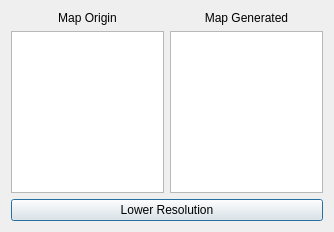
The window that forms/dialog_surface_depthMapRendering.ui (abletterer/surface_depthMapRendering) describes before a commit, drawn with Qt 5.
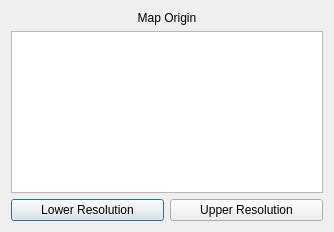
The same window after the commit.

```diff
--- a/forms/dialog_surface_depthMapRendering.ui
+++ b/forms/dialog_surface_depthMapRendering.ui
@@ -15,9 +15,7 @@
   </property>
   <layout class="QVBoxLayout" name="verticalLayout">
    <item>
-    <layout class="QHBoxLayout" name="horizontalLayout">
-     <item>
-      <layout class="QVBoxLayout" name="verticalLayout_2">
+    <layout class="QVBoxLayout" name="verticalLayout_3">
        <item>
         <widget class="QLabel" name="label">
          <property name="text">
@@ -34,30 +32,22 @@
       </layout>
      </item>
      <item>
-      <layout class="QVBoxLayout" name="verticalLayout_3">
-       <item>
-        <widget class="QLabel" name="label_2">
-         <property name="text">
-          <string>Map Generated</string>
-         </property>
-         <property name="alignment">
-          <set>Qt::AlignCenter</set>
-         </property>
-        </widget>
-       </item>
-       <item>
-        <widget class="QListWidget" name="list_maps_generated"/>
-       </item>
-      </layout>
-     </item>
-    </layout>
-   </item>
+    <layout class="QHBoxLayout" name="horizontalLayout">
    <item>
     <widget class="QPushButton" name="button_lower_resolution">
      <property name="text">
       <string>Lower Resolution</string>
      </property>
     </widget>
+     </item>
+     <item>
+      <widget class="QPushButton" name="button_upper_resolution">
+       <property name="text">
+        <string>Upper Resolution</string>
+       </property>
+      </widget>
+     </item>
+    </layout>
    </item>
   </layout>
  </widget>
```
Lines whose indentation alone changed are shown as unchanged.
